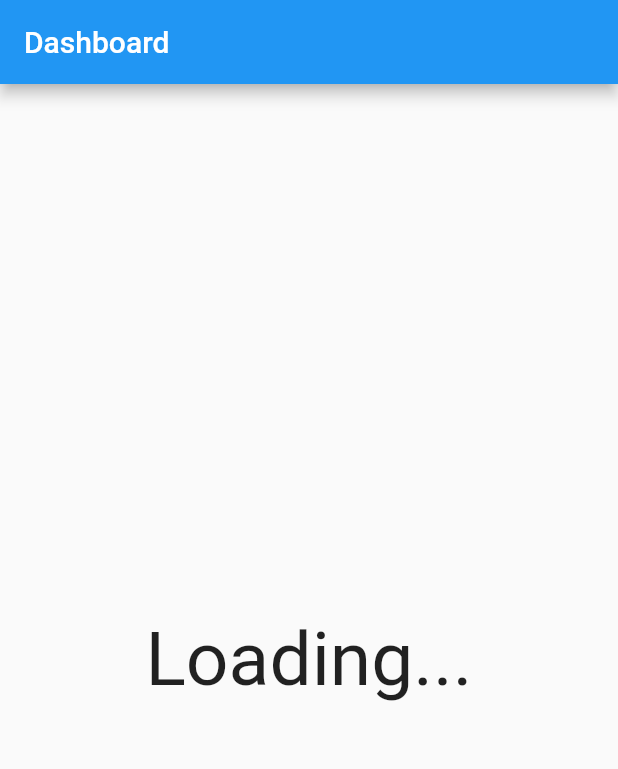
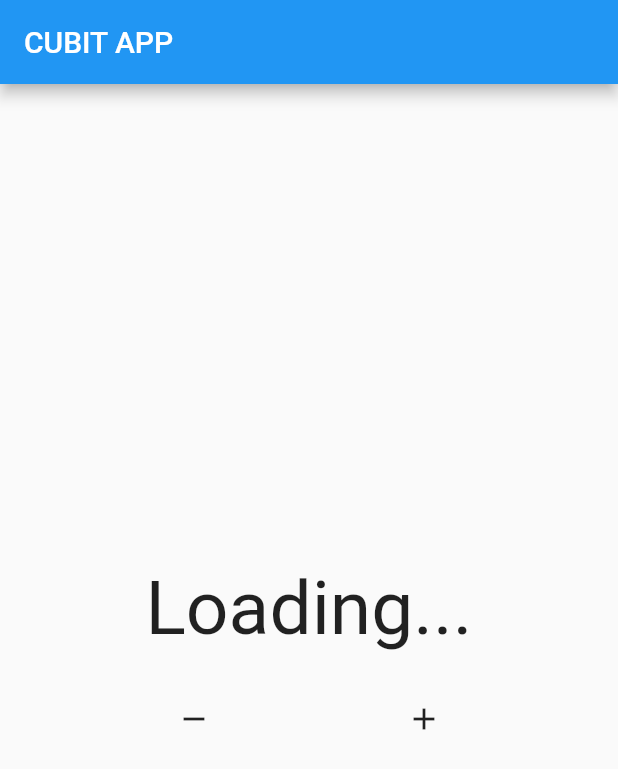
Before and after one commit to hid0/mastering_bloc, a Flutter app: the first screen one second after launch, on a phone screen of 412 x 824 dp. Shown: the top 769 px of the screen. Run offline on Flutter 3.47's test engine with Material 2 defaults, Android fonts, the phone set to English and light mode, and no system bars; our stand-ins replace bloc.

Commit message:
basic cubit use bloc package

```diff
--- a/lib/main.dart
+++ b/lib/main.dart
@@ -1,3 +1,4 @@
+import 'package:bloc/bloc.dart';
 import 'package:flutter/material.dart';
 
 void main(List<String> args) {
@@ -9,37 +10,44 @@ class MyApp extends StatelessWidget {
 
   @override
   Widget build(BuildContext context) {
-    return const MaterialApp(
+    return MaterialApp(
       home: HomePage(),
       debugShowCheckedModeBanner: false,
     );
   }
 }
 
-class HomePage extends StatelessWidget {
-  const HomePage({super.key});
+class CounterCubit extends Cubit<int> {
+  CounterCubit() : super(0);
 
-  Stream<int> countStream() async* {
-    for (int i = 1; 1 <= 10; i++) {
-      await Future.delayed(const Duration(seconds: 1));
-      yield i;
+  void tambahi() {
+    emit(state + 1);
+  }
+
+  void kurangi() {
+    emit(state - 1);
   }
 }
+
+class HomePage extends StatelessWidget {
+  CounterCubit mycounter = CounterCubit();
 
   @override
   Widget build(BuildContext context) {
     return Scaffold(
       appBar: AppBar(
-        title: const Text("Dashboard"),
-        actions: const [],
+        title: const Text('CUBIT APP'),
       ),
-      body: StreamBuilder(
-        stream: countStream(),
+      body: Column(
+        mainAxisAlignment: MainAxisAlignment.center,
+        children: [
+          StreamBuilder(
+            stream: mycounter.stream,
             builder: (context, snapshot) {
               if (snapshot.connectionState == ConnectionState.waiting) {
                 return const Center(
                   child: Text(
-                'Loading...',
+                    "Loading...",
                     style: TextStyle(
                       fontSize: 50,
                     ),
@@ -57,6 +65,26 @@ class HomePage extends StatelessWidget {
               }
             },
           ),
+          const SizedBox(height: 20),
+          Row(
+            mainAxisAlignment: MainAxisAlignment.spaceEvenly,
+            children: [
+              IconButton(
+                onPressed: () {
+                  mycounter.kurangi();
+                },
+                icon: const Icon(Icons.remove),
+              ),
+              IconButton(
+                onPressed: () {
+                  mycounter.tambahi();
+                },
+                icon: const Icon(Icons.add),
+              ),
+            ],
+          )
+        ],
+      ),
     );
   }
 }
```
Also changed, not shown: pubspec.yaml (+5 -12 lines). Lines whose indentation alone changed are shown as unchanged.
